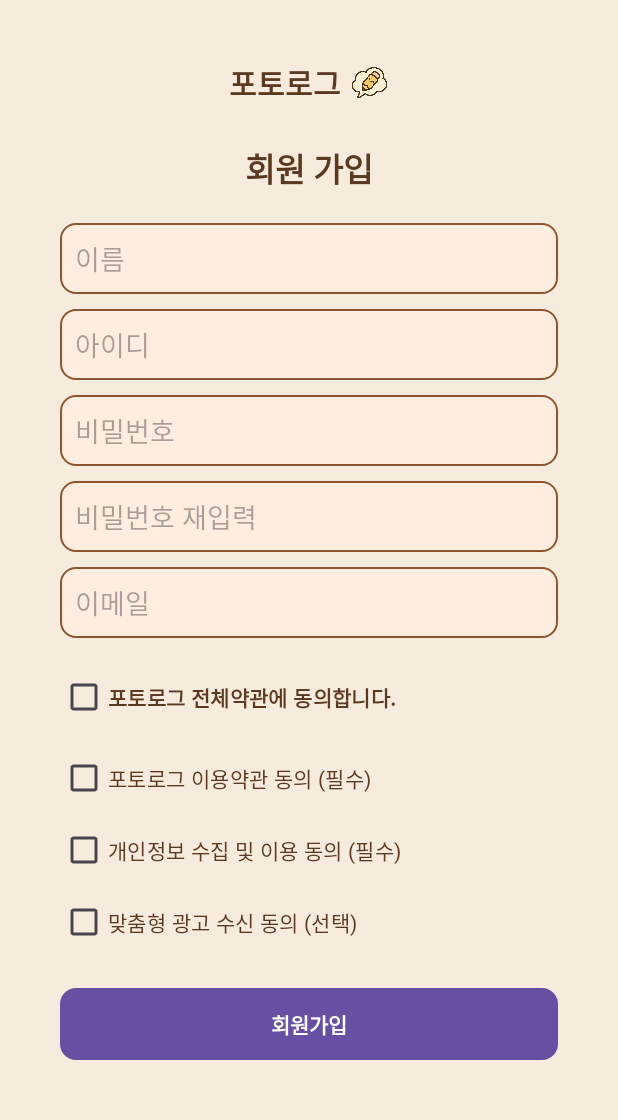
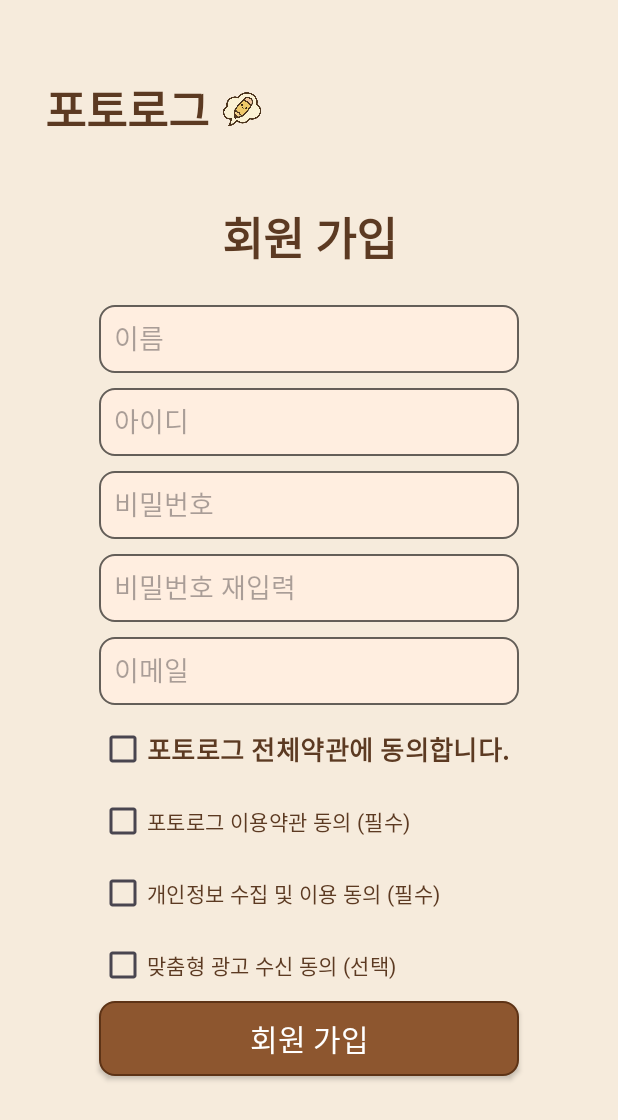
Before and after one commit to decembix/photolog, an Android app: the JoinActivity screen opened directly, with no data from a screen before it, on a phone screen of 412 x 824 dp. Shown: the top 1120 px of the screen. Run offline under Robolectric (Android 15) with nearby library versions, the phone set to English and light mode, and no system bars.

Commit message:
회원가입/로그인

```diff
--- a/app/build.gradle.kts
+++ b/app/build.gradle.kts
@@ -25,6 +25,7 @@ android {
             )
         }
     }
+
     compileOptions {
         sourceCompatibility = JavaVersion.VERSION_11
         targetCompatibility = JavaVersion.VERSION_11
@@ -32,8 +33,7 @@ android {
 }
 
 dependencies {
-
-    implementation(libs.appcompat)
+    implementation("androidx.appcompat:appcompat:1.6.1")
     implementation(libs.material)
     implementation(libs.activity)
     implementation(libs.constraintlayout)
--- a/app/src/main/AndroidManifest.xml
+++ b/app/src/main/AndroidManifest.xml
@@ -24,6 +24,7 @@
 
         <!-- 회원가입 화면 추가 -->
         <activity android:name=".JoinActivity" />
+        <activity android:name=".SignupActivity" />
 
     </application>
 </manifest>
--- a/app/src/main/java/com/example/photolog/JoinActivity.java
+++ b/app/src/main/java/com/example/photolog/JoinActivity.java
@@ -1,12 +1,27 @@
 package com.example.photolog;
 
+import android.content.Intent;
 import android.os.Bundle;
+import android.view.View;
+import android.widget.LinearLayout;
+
 import androidx.appcompat.app.AppCompatActivity;
 
 public class JoinActivity extends AppCompatActivity {
     @Override
     protected void onCreate(Bundle savedInstanceState) {
         super.onCreate(savedInstanceState);
-        setContentView(R.layout.activity_join);
+        setContentView(R.layout.activity_sign_up);
+        // 포토로그 글씨 + 로고 전체 클릭 시 로그인 화면 이동
+        LinearLayout logoLayout = findViewById(R.id.logoLayout);
+        logoLayout.setOnClickListener(new View.OnClickListener() {
+            @Override
+            public void onClick(View v) {
+                Intent intent = new Intent(JoinActivity.this, MainActivity.class);
+                intent.addFlags(Intent.FLAG_ACTIVITY_CLEAR_TOP | Intent.FLAG_ACTIVITY_SINGLE_TOP);
+                startActivity(intent);
+            }
+        });
     }
+
 }
--- a/app/src/main/res/drawable/edittext_bg.xml
+++ b/app/src/main/res/drawable/edittext_bg.xml
@@ -1,6 +1,20 @@
+<?xml version="1.0" encoding="utf-8"?>
 <shape xmlns:android="http://schemas.android.com/apk/res/android"
     android:shape="rectangle">
+
+    <!-- 배경색 -->
     <solid android:color="#FFEEE0" />
-    <stroke android:width="1dp" android:color="#8D562F"/>
-    <corners android:radius="10dp"/>
+
+    <!-- 반투명 검정 테두리 (60%) -->
+    <stroke
+        android:width="1dp"
+        android:color="#99000000" /> <!-- #99 = 60% 투명도 -->
+
+    <!-- 모서리 둥글게 -->
+    <corners android:radius="10dp" />
+
+    <!-- 크기 고정 -->
+    <size
+        android:width="280dp"
+        android:height="45dp" />
 </shape>
--- a/app/src/main/res/layout/activity_join.xml
+++ /dev/null
@@ -1,135 +0,0 @@
-<?xml version="1.0" encoding="utf-8"?>
-<ScrollView xmlns:android="http://schemas.android.com/apk/res/android"
-    android:layout_width="match_parent"
-    android:layout_height="match_parent"
-    android:background="#F6EBDC">
-
-    <LinearLayout
-        android:layout_width="match_parent"
-        android:layout_height="wrap_content"
-        android:orientation="vertical"
-        android:gravity="center_horizontal"
-        android:padding="40dp">
-
-        <!-- 로고 -->
-        <LinearLayout
-            android:layout_width="wrap_content"
-            android:layout_height="wrap_content"
-            android:orientation="horizontal"
-            android:gravity="center_vertical">
-
-            <TextView
-                android:layout_width="wrap_content"
-                android:layout_height="wrap_content"
-                android:text="포토로그"
-                android:textSize="20sp"
-                android:textStyle="bold"
-                android:textColor="#5C3A22"
-                android:fontFamily="@font/paperlogy_5medium"/>
-
-            <ImageView
-                android:layout_width="26dp"
-                android:layout_height="26dp"
-                android:layout_marginStart="6dp"
-                android:src="@drawable/ic_logo"/>
-        </LinearLayout>
-
-        <!-- 제목 -->
-        <TextView
-            android:layout_width="wrap_content"
-            android:layout_height="wrap_content"
-            android:text="회원 가입"
-            android:textSize="22sp"
-            android:textStyle="bold"
-            android:textColor="#5C3A22"
-            android:layout_marginTop="25dp"/>
-
-        <!-- 입력 필드 -->
-        <EditText
-            android:layout_width="match_parent"
-            android:layout_height="wrap_content"
-            android:hint="이름"
-            android:layout_marginTop="20dp"
-            android:background="@drawable/edittext_bg"
-            android:padding="10dp"/>
-
-        <EditText
-            android:layout_width="match_parent"
-            android:layout_height="wrap_content"
-            android:hint="아이디"
-            android:layout_marginTop="10dp"
-            android:background="@drawable/edittext_bg"
-            android:padding="10dp"/>
-
-        <EditText
-            android:layout_width="match_parent"
-            android:layout_height="wrap_content"
-            android:hint="비밀번호"
-            android:layout_marginTop="10dp"
-            android:inputType="textPassword"
-            android:background="@drawable/edittext_bg"
-            android:padding="10dp"/>
-
-        <EditText
-            android:layout_width="match_parent"
-            android:layout_height="wrap_content"
-            android:hint="비밀번호 재입력"
-            android:layout_marginTop="10dp"
-            android:inputType="textPassword"
-            android:background="@drawable/edittext_bg"
-            android:padding="10dp"/>
-
-        <EditText
-            android:layout_width="match_parent"
-            android:layout_height="wrap_content"
-            android:hint="이메일"
-            android:layout_marginTop="10dp"
-            android:inputType="textEmailAddress"
-            android:background="@drawable/edittext_bg"
-            android:padding="10dp"/>
-
-        <!-- 약관 전체 동의 -->
-        <CheckBox
-            android:id="@+id/chkAll"
-            android:layout_width="match_parent"
-            android:layout_height="wrap_content"
-            android:text="포토로그 전체약관에 동의합니다."
-            android:textStyle="bold"
-            android:textColor="#5C3A22"
-            android:layout_marginTop="15dp"/>
-
-        <!-- 개별 약관 -->
-        <CheckBox
-            android:id="@+id/chkUse"
-            android:layout_width="match_parent"
-            android:layout_height="wrap_content"
-            android:text="포토로그 이용약관 동의 (필수)"
-            android:textColor="#5C3A22"
-            android:layout_marginTop="6dp"/>
-
-        <CheckBox
-            android:id="@+id/chkPrivacy"
-            android:layout_width="match_parent"
-            android:layout_height="wrap_content"
-            android:text="개인정보 수집 및 이용 동의 (필수)"
-            android:textColor="#5C3A22"/>
-
-        <CheckBox
-            android:id="@+id/chkAd"
-            android:layout_width="match_parent"
-            android:layout_height="wrap_content"
-            android:text="맞춤형 광고 수신 동의 (선택)"
-            android:textColor="#5C3A22"/>
-
-        <!-- 회원가입 버튼 -->
-        <Button
-            android:id="@+id/btnJoin"
-            android:layout_width="match_parent"
-            android:layout_height="wrap_content"
-            android:layout_marginTop="20dp"
-            android:text="회원가입"
-            android:textColor="#FFFFFF"
-            android:textStyle="bold"
-            android:background="@drawable/login_button_bg"/>
-    </LinearLayout>
-</ScrollView>
--- /dev/null
+++ b/app/src/main/res/layout/activity_sign_up.xml
@@ -0,0 +1,150 @@
+<?xml version="1.0" encoding="utf-8"?>
+<LinearLayout xmlns:android="http://schemas.android.com/apk/res/android"
+    android:layout_width="match_parent"
+    android:layout_height="match_parent"
+    android:background="#F6EBDC"
+    android:orientation="vertical"
+    android:paddingHorizontal="30dp"
+    android:layout_gravity="center_horizontal"
+    android:paddingTop="50dp">
+
+    <!-- 🟤 로고 클릭 영역 (왼쪽 정렬) -->
+    <LinearLayout
+
+        android:id="@+id/logoLayout"
+        android:layout_width="match_parent"
+        android:layout_height="wrap_content"
+        android:orientation="horizontal"
+        android:gravity="start|center_vertical"
+        android:clickable="true"
+        android:focusable="true"
+        android:foreground="?attr/selectableItemBackgroundBorderless">
+
+        <TextView
+            android:layout_width="wrap_content"
+            android:layout_height="wrap_content"
+            android:text="포토로그"
+            android:textSize="30sp"
+            android:textStyle="bold"
+            android:textColor="#5C3A22"
+            android:fontFamily="@font/paperlogy_7"/>
+
+        <ImageView
+            android:id="@+id/imglogo"
+            android:layout_width="28dp"
+            android:layout_height="28dp"
+            android:layout_marginStart="8dp"
+            android:src="@drawable/ic_logo"
+            android:contentDescription="포토로그 로고"/>
+    </LinearLayout>
+
+    <!-- 제목 -->
+    <TextView
+        android:layout_width="match_parent"
+        android:layout_height="48dp"
+        android:layout_marginTop="40dp"
+        android:gravity="center_horizontal"
+        android:text="회원 가입"
+        android:textColor="#5C3A22"
+        android:textSize="30sp"
+        android:fontFamily="@font/paperlogy_7"
+        android:textStyle="bold" />
+
+    <!-- 입력 필드 -->
+    <EditText
+        android:layout_gravity="center_horizontal"
+        android:layout_width="280dp"
+        android:layout_height="45dp"
+        android:hint="이름"
+        android:layout_marginTop="20dp"
+        android:background="@drawable/edittext_bg"
+        android:padding="10dp"/>
+
+    <EditText
+        android:layout_gravity="center_horizontal"
+        android:layout_width="280dp"
+        android:layout_height="45dp"
+        android:hint="아이디"
+        android:layout_marginTop="10dp"
+        android:background="@drawable/edittext_bg"
+        android:padding="10dp"/>
+
+    <EditText
+        android:layout_gravity="center_horizontal"
+        android:layout_width="280dp"
+        android:layout_height="45dp"
+        android:hint="비밀번호"
+        android:layout_marginTop="10dp"
+        android:inputType="textPassword"
+        android:background="@drawable/edittext_bg"
+        android:padding="10dp"/>
+
+    <EditText
+        android:layout_gravity="center_horizontal"
+        android:layout_width="280dp"
+        android:layout_height="45dp"
+        android:hint="비밀번호 재입력"
+        android:layout_marginTop="10dp"
+        android:inputType="textPassword"
+        android:background="@drawable/edittext_bg"
+        android:padding="10dp"/>
+
+    <EditText
+        android:layout_gravity="center_horizontal"
+        android:layout_width="280dp"
+        android:layout_height="45dp"
+        android:hint="이메일"
+        android:layout_marginTop="10dp"
+        android:inputType="textEmailAddress"
+        android:background="@drawable/edittext_bg"
+        android:padding="10dp"/>
+
+    <!-- 약관 전체 동의 -->
+    <CheckBox
+        android:id="@+id/chkAll"
+        android:layout_gravity="center_horizontal"
+        android:layout_width="280dp"
+        android:layout_height="wrap_content"
+        android:text="포토로그 전체약관에 동의합니다."
+        android:textStyle="bold"
+        android:textColor="#5C3A22"
+        android:textSize="17dp"
+        android:layout_marginTop="5dp"/>
+
+    <!-- 개별 약관 -->
+    <CheckBox
+        android:id="@+id/chkUse"
+        android:layout_gravity="center_horizontal"
+        android:layout_width="280dp"
+        android:layout_height="wrap_content"
+        android:text="포토로그 이용약관 동의 (필수)"
+        android:textColor="#5C3A22"/>
+
+    <CheckBox
+        android:id="@+id/chkPrivacy"
+        android:layout_gravity="center_horizontal"
+        android:layout_width="280dp"
+        android:layout_height="wrap_content"
+        android:text="개인정보 수집 및 이용 동의 (필수)"
+        android:textColor="#5C3A22"/>
+
+    <CheckBox
+
+        android:id="@+id/chkAd"
+        android:layout_gravity="center_horizontal"
+        android:layout_width="280dp"
+        android:layout_height="wrap_content"
+        android:text="맞춤형 광고 수신 동의 (선택)"
+        android:textColor="#5C3A22"/>
+
+    <!-- 회원가입 버튼 -->
+    <android.widget.Button
+        android:id="@+id/btnLogin"
+        android:layout_gravity="center_horizontal"
+        android:layout_width="280dp"
+        android:layout_height="50dp"
+        android:background="@drawable/login_button_bg"
+        android:text="회원 가입"
+        android:textColor="#FFFFFF"
+        android:textSize="20dp" />
+</LinearLayout>
--- a/app/src/main/res/values/themes.xml
+++ b/app/src/main/res/values/themes.xml
@@ -2,7 +2,7 @@
     <!-- Base application theme. -->
     <style name="Base.Theme.Photolog" parent="Theme.Material3.DayNight.NoActionBar">
         <!-- Customize your light theme here. -->
-        <item name="android:fontFamily">@font/paperlogy_7bold</item>
+        <item name="android:fontFamily">@font/paperlogy_7</item>
         <!-- <item name="colorPrimary">@color/my_light_primary</item> -->
     </style>
 
--- a/gradle/libs.versions.toml
+++ b/gradle/libs.versions.toml
@@ -1,5 +1,5 @@
 [versions]
-agp = "8.13.0"
+agp = "8.13.1"
 junit = "4.13.2"
 junitVersion = "1.3.0"
 espressoCore = "3.7.0"
```
Also changed, not shown: app/src/main/java/com/example/photolog/LoginActivity.java (+10 -1 lines), app/src/main/java/com/example/photolog/MainActivity.java (+29 -0 lines), app/src/main/java/com/example/photolog/SignupActivity.java (added, +50 -0 lines), app/src/main/res/layout/activity_login.xml (+5 -2 lines), app/src/main/res/layout/activity_main.xml (+17 -5 lines), 6 other files.
